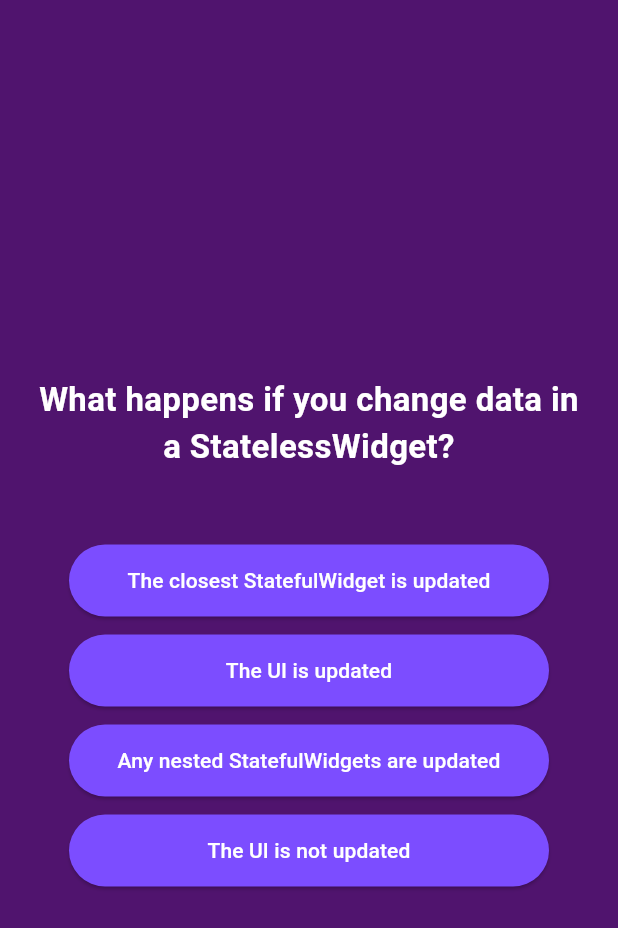
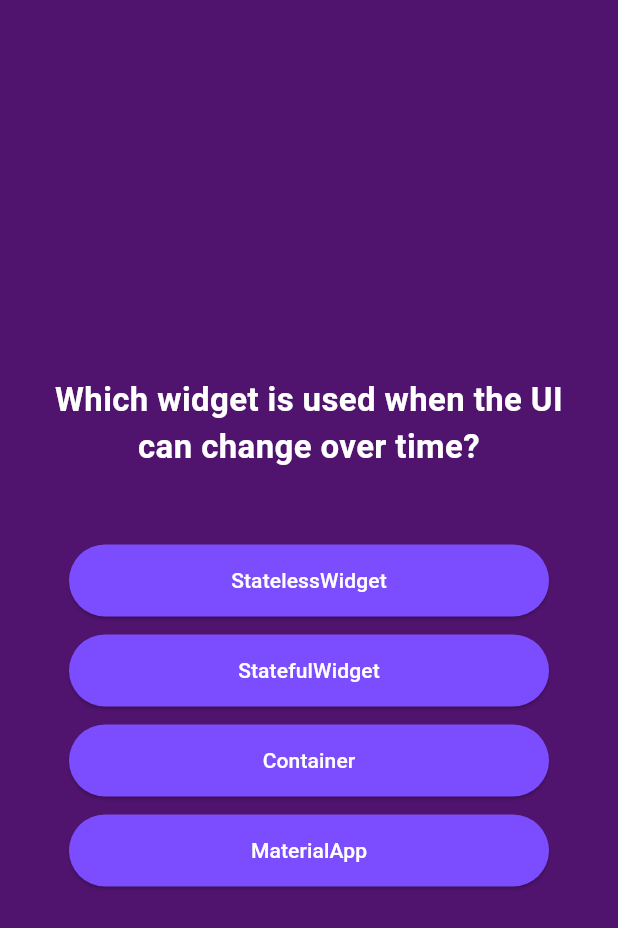
Before and after one commit to ryaaanzi/CSIT284-Acebedo, a Flutter app: the QuizScreen screen opened directly, after a tap on "The closest StatefulWidget is updated", on a phone screen of 412 x 824 dp. Shown: the top 928 px of the screen. Run offline on Flutter 3.47's test engine with Material 3 defaults, Android fonts, the light colour scheme and no system bars.

Commit message:
Add quiz scoring and results

```diff
--- /dev/null
+++ b/lib/data/questions.dart
@@ -0,0 +1,44 @@
+import '../models/quiz_question.dart';
+
+const questions = [
+  QuizQuestion(
+    text: 'What happens if you change data in a StatelessWidget?',
+    answers: [
+      'The closest StatefulWidget is updated',
+      'The UI is updated',
+      'Any nested StatefulWidgets are updated',
+      'The UI is not updated',
+    ],
+    correctAnswer: 'The UI is not updated',
+  ),
+  QuizQuestion(
+    text: 'Which widget is used when the UI can change over time?',
+    answers: [
+      'StatelessWidget',
+      'StatefulWidget',
+      'Container',
+      'MaterialApp',
+    ],
+    correctAnswer: 'StatefulWidget',
+  ),
+  QuizQuestion(
+    text: 'Which method is used to rebuild a StatefulWidget?',
+    answers: [
+      'build()',
+      'setState()',
+      'createState()',
+      'initState()',
+    ],
+    correctAnswer: 'setState()',
+  ),
+  QuizQuestion(
+    text: 'What language is used to build Flutter apps?',
+    answers: [
+      'Java',
+      'C++',
+      'Dart',
+      'Python',
+    ],
+    correctAnswer: 'Dart',
+  ),
+];
--- a/lib/main.dart
+++ b/lib/main.dart
@@ -1,4 +1,5 @@
 import 'package:flutter/material.dart';
+import 'data/questions.dart';
 
 void main() {
   runApp(const QuizApp());
@@ -71,8 +72,103 @@ class StartScreen extends StatelessWidget {
   }
 }
 
-class QuizScreen extends StatelessWidget {
+class QuizScreen extends StatefulWidget {
   const QuizScreen({super.key});
+
+  @override
+  State<QuizScreen> createState() {
+    return _QuizScreenState();
+  }
+}
+
+class _QuizScreenState extends State<QuizScreen> {
+  var currentQuestionIndex = 0;
+  final List<String> selectedAnswers = [];
+
+  void answerQuestion(String answer) {
+    selectedAnswers.add(answer);
+
+    if (currentQuestionIndex < questions.length - 1) {
+      setState(() {
+        currentQuestionIndex++;
+      });
+    } else {
+      Navigator.of(context).pushReplacement(
+        MaterialPageRoute(
+          builder: (context) => ResultsScreen(
+            selectedAnswers: selectedAnswers,
+          ),
+        ),
+      );
+    }
+  }
+
+  @override
+  Widget build(BuildContext context) {
+    final currentQuestion = questions[currentQuestionIndex];
+
+    return Scaffold(
+      backgroundColor: const Color.fromARGB(255, 80, 20, 110),
+      body: Center(
+        child: Column(
+          mainAxisAlignment: MainAxisAlignment.center,
+          children: [
+            Padding(
+              padding: const EdgeInsets.all(24),
+              child: Text(
+                currentQuestion.text,
+                textAlign: TextAlign.center,
+                style: const TextStyle(
+                  color: Colors.white,
+                  fontSize: 22,
+                  fontWeight: FontWeight.bold,
+                ),
+              ),
+            ),
+            const SizedBox(height: 20),
+            ...currentQuestion.answers.map(
+              (answer) {
+                return QuizAnswerButton(
+                  text: answer,
+                  onPressed: () => answerQuestion(answer),
+                );
+              },
+            ),
+          ],
+        ),
+      ),
+    );
+  }
+}
+
+class ResultsScreen extends StatelessWidget {
+  const ResultsScreen({
+    super.key,
+    required this.selectedAnswers,
+  });
+
+  final List<String> selectedAnswers;
+
+  int get score {
+    var totalCorrect = 0;
+
+    for (var i = 0; i < selectedAnswers.length; i++) {
+      if (selectedAnswers[i] == questions[i].correctAnswer) {
+        totalCorrect++;
+      }
+    }
+
+    return totalCorrect;
+  }
+
+  void restartQuiz(BuildContext context) {
+    Navigator.of(context).pushAndRemoveUntil(
+      MaterialPageRoute(
+        builder: (context) => const QuizScreen(),
+      ),
+      (route) => false,
+    );
+  }
 
   @override
   Widget build(BuildContext context) {
@@ -82,34 +178,37 @@ class QuizScreen extends StatelessWidget {
         child: Column(
           mainAxisAlignment: MainAxisAlignment.center,
           children: [
-            const Padding(
-              padding: EdgeInsets.all(24),
-              child: Text(
-                'What happens if you change data in a StatelessWidget?',
-                textAlign: TextAlign.center,
-                style: TextStyle(
-                  color: Colors.white,
-                  fontSize: 22,
-                  fontWeight: FontWeight.bold,
-                ),
+            const Text(
+              'Quiz Complete!',
+              style: TextStyle(
+                color: Colors.white,
+                fontSize: 30,
+                fontWeight: FontWeight.bold,
               ),
             ),
             const SizedBox(height: 20),
-            QuizAnswerButton(
-              text: 'The closest StatefulWidget is updated',
-              onPressed: () {},
+            Text(
+              'Your Score: $score / ${questions.length}',
+              style: const TextStyle(
+                color: Colors.white,
+                fontSize: 24,
+                fontWeight: FontWeight.bold,
+              ),
             ),
-            QuizAnswerButton(
-              text: 'The UI is updated',
-              onPressed: () {},
-            ),
-            QuizAnswerButton(
-              text: 'Any nested StatefulWidgets are updated',
-              onPressed: () {},
-            ),
-            QuizAnswerButton(
-              text: 'The UI is not updated',
-              onPressed: () {},
+            const SizedBox(height: 30),
+            TextButton.icon(
+              onPressed: () => restartQuiz(context),
+              icon: const Icon(
+                Icons.refresh,
+                color: Colors.white,
+              ),
+              label: const Text(
+                'Restart Quiz',
+                style: TextStyle(
+                  color: Colors.white,
+                  fontSize: 20,
+                ),
+              ),
             ),
           ],
         ),
```
Also changed, not shown: lib/models/quiz_question.dart (added, +11 -0 lines).
